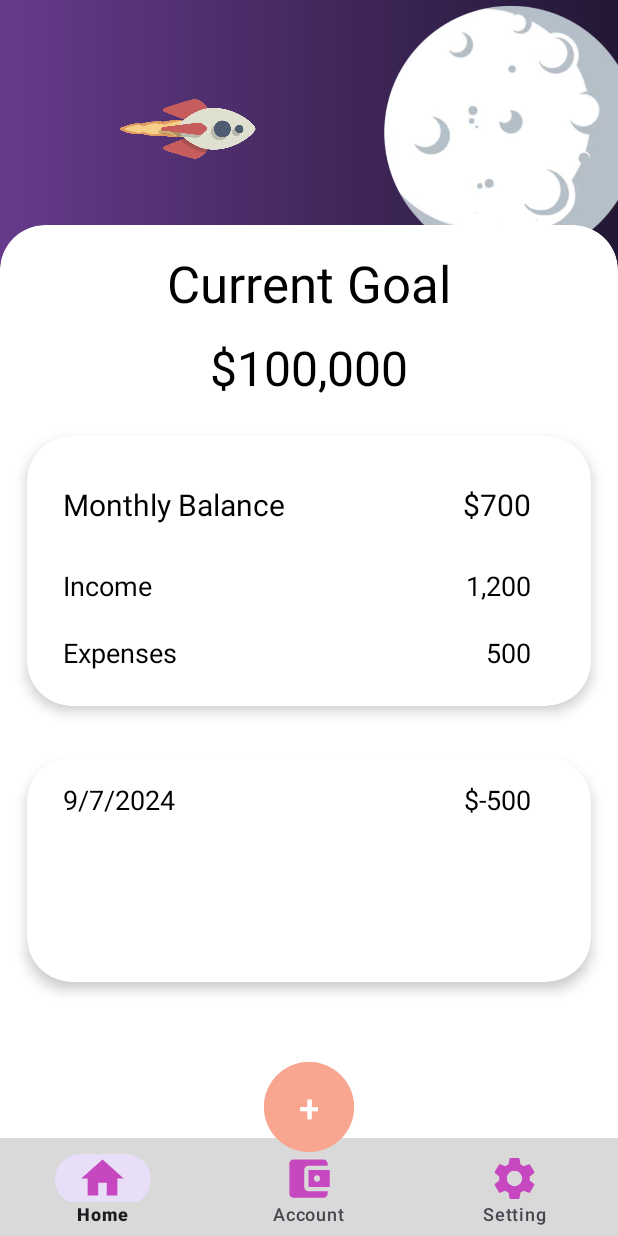
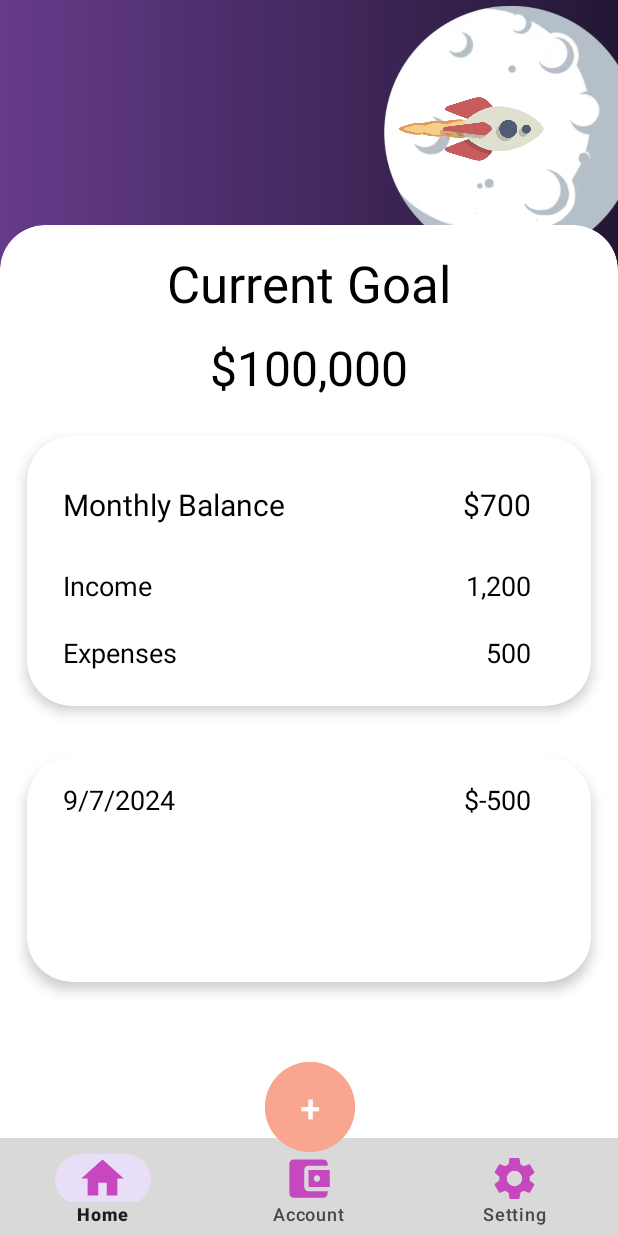
Before and after one commit to Harold107/star-vault, an Android app: the screen it shows after launch (MainActivity), on a phone screen of 412 x 824 dp. Run offline under Robolectric (Android 15) with nearby library versions, the phone set to English and light mode, and no system bars; our stand-ins replace navigation-ui.

Commit message:
test mering

```diff
--- a/app/src/main/java/com/example/galacticore/MainActivity.java
+++ b/app/src/main/java/com/example/galacticore/MainActivity.java
@@ -19,9 +19,6 @@ import org.jetbrains.annotations.NotNull;
 
 public class MainActivity extends AppCompatActivity {
 
-
-    //private ActivityMainBinding binding;
-
     BottomNavigationView bottomNavigationView;
     HomeFragment homeFragment = new HomeFragment();
 
@@ -32,6 +29,7 @@ public class MainActivity extends AppCompatActivity {
         //setContentView(binding.getRoot());
 
         bottomNavigationView = findViewById(R.id.bottomNavigationView);
+
 
         getSupportFragmentManager().beginTransaction().replace(R.id.container,homeFragment).commit(); //replace framelayout with homeFragment
 
@@ -45,5 +43,7 @@ public class MainActivity extends AppCompatActivity {
                 return false;
             }
         });
+
+
     }
 }
--- a/app/src/main/res/layout/activity_main.xml
+++ b/app/src/main/res/layout/activity_main.xml
@@ -51,12 +51,14 @@
                 android:textSize="25sp"
                 android:layout_width="60dp"
                 android:layout_height="68dp"
-                android:id="@+id/button"
+                android:id="@+id/newTransaction_btn"
                 android:backgroundTint="@color/trnasacBnt_orange"
                 app:layout_constraintStart_toStartOf="parent"
                 app:layout_constraintBottom_toBottomOf="parent"
                 android:layout_marginStart="176dp"
-                android:layout_marginBottom="52dp"/>
+                android:layout_marginBottom="52dp"
+                android:layout_marginEnd="175dp"
+                app:layout_constraintEnd_toEndOf="parent"/>
     </androidx.constraintlayout.widget.ConstraintLayout>
 
 
--- a/app/src/main/res/layout/fragment_home.xml
+++ b/app/src/main/res/layout/fragment_home.xml
@@ -22,7 +22,7 @@
                 android:layout_marginTop="-20dp"/>
         <ImageView
                 android:src="@drawable/rocket_fly_icon"
-                android:layout_width="42dp"
+                android:layout_width="420dp"
                 android:layout_height="100dp"
                 android:id="@+id/rocket_home"
                 app:layout_constraintStart_toStartOf="parent"
```
